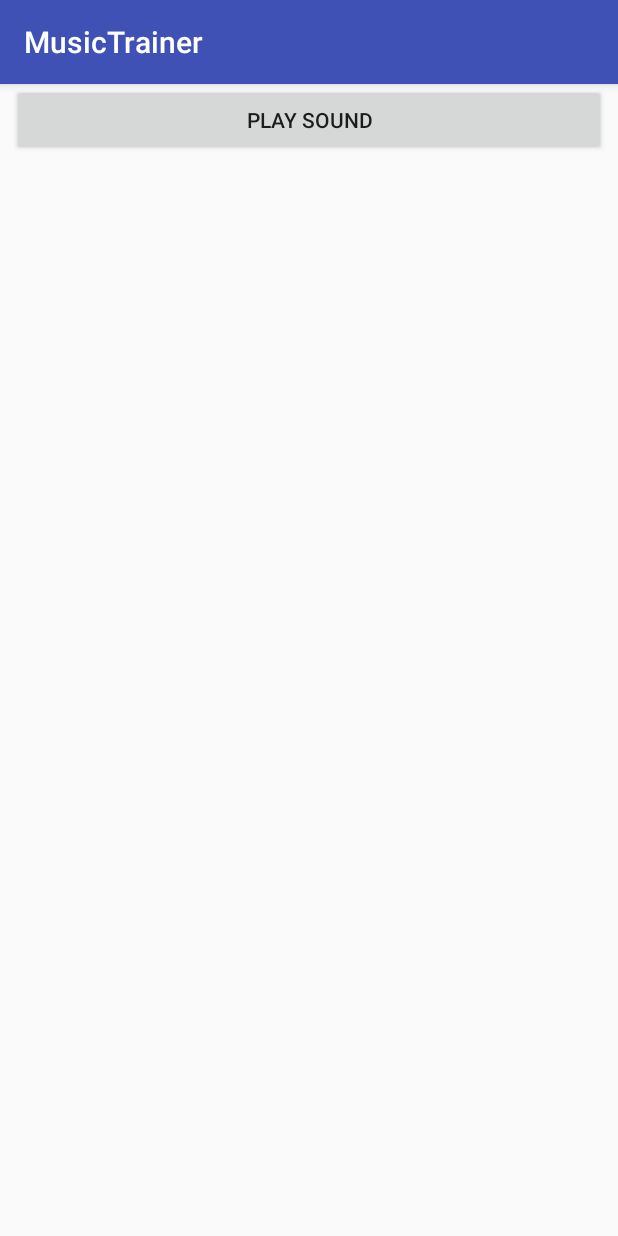
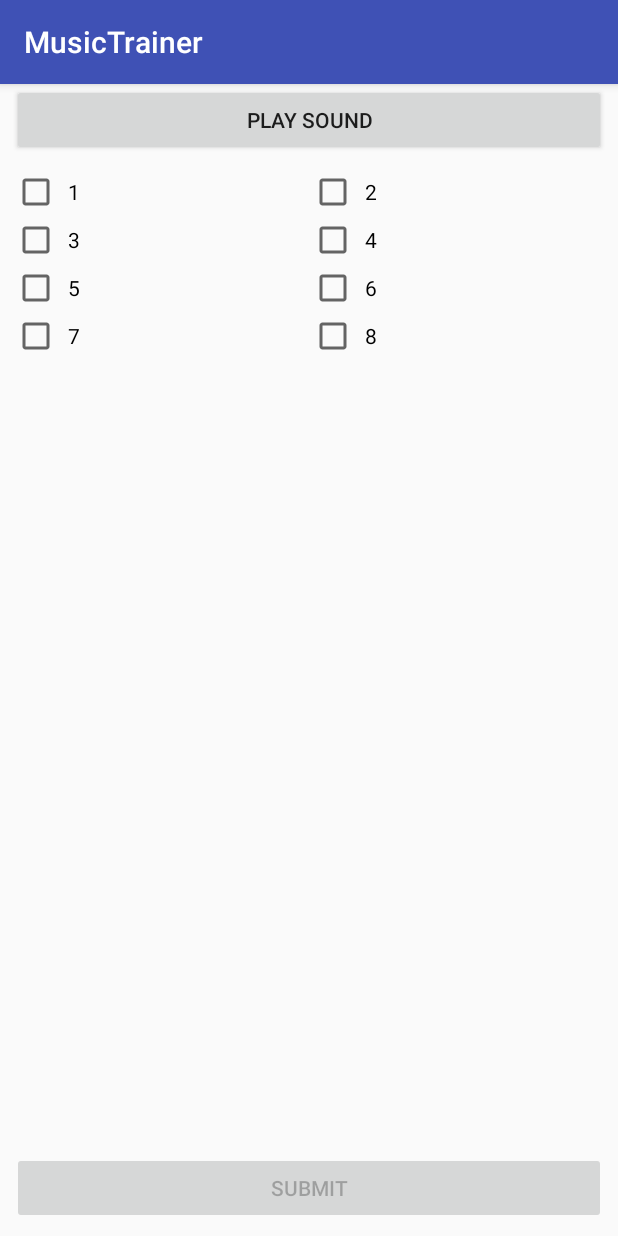
Before and after one commit to cubex2/music-trainer, an Android app: the screen it shows after launch (MainActivity), on a phone screen of 412 x 824 dp. Run offline under Robolectric (Android 15) with nearby library versions, the phone set to English and light mode, and no system bars.

Commit message:
Added basic quiz functionality

```diff
--- a/app/src/main/java/cubex2/musictrainer/MainActivity.java
+++ b/app/src/main/java/cubex2/musictrainer/MainActivity.java
@@ -1,15 +1,30 @@
 package cubex2.musictrainer;
 
+import android.app.AlertDialog;
+import android.content.Intent;
 import android.os.Bundle;
 import android.os.Handler;
 import android.support.v7.app.AppCompatActivity;
+import android.view.View;
+import android.view.ViewGroup;
+import android.widget.BaseAdapter;
 import android.widget.Button;
+import android.widget.CheckBox;
+import android.widget.GridView;
+
+import java.util.HashSet;
+import java.util.Set;
 
 public class MainActivity extends AppCompatActivity implements SoundPlayer.OnFinishListener
 {
-    private Button button;
+    private Button btnPlay;
+    private Button btnSubmit;
+    private GridView gridView;
 
+    private SoundPlayer player;
     private final int sampleRate = 44100;
+
+    private Quiz quiz = new Quiz();
 
     Handler handler = new Handler();
 
@@ -19,34 +34,132 @@ public class MainActivity extends AppCompatActivity implements SoundPlayer.OnFin
         super.onCreate(savedInstanceState);
         setContentView(R.layout.activity_main);
 
-        button = (Button) findViewById(R.id.play_button);
-        button.setOnClickListener(view -> {
+        player = createSoundPlayer();
+
+        btnPlay = (Button) findViewById(R.id.play_button);
+        btnPlay.setOnClickListener(view -> {
             // Use a new tread as this can take a while
-            button.setEnabled(false);
+            btnPlay.setEnabled(false);
             final Thread thread = new Thread(() -> handler.post(this::playSound));
             thread.start();
         });
+
+        btnSubmit = (Button) findViewById(R.id.submit_button);
+        btnSubmit.setOnClickListener(view -> submit());
+
+        gridView = (GridView) findViewById(R.id.gridview);
+        gridView.setAdapter(new BaseAdapter()
+        {
+
+            @Override
+            public int getCount()
+            {
+                return 8;
+            }
+
+            @Override
+            public Object getItem(int i)
+            {
+                return null;
+            }
+
+            @Override
+            public long getItemId(int i)
+            {
+                return 0;
+            }
+
+            @Override
+            public View getView(int i, View view, ViewGroup viewGroup)
+            {
+                CheckBox cb;
+                if (view == null)
+                {
+                    cb = new CheckBox(MainActivity.this);
+                    cb.setPadding(8, 8, 8, 8);
+                } else
+                {
+                    cb = (CheckBox) view;
+                }
+
+                cb.setText(String.valueOf(i + 1));
+
+                return cb;
+            }
+        });
     }
 
-    void playSound()
+    private SoundPlayer createSoundPlayer()
     {
         SoundGenerator generator = new SoundGenerator(sampleRate);
-        Scale scale = Scale.major(Tone.forKeyNumber(40));
-        for (Tone tone : scale.getTones())
-        {
-            generator.addTone(tone.getFrequency(), 0.5f);
-        }
+        quiz.addTones(generator);
 
         byte[] sound = generator.generate();
 
         SoundPlayer player = new SoundPlayer(sound, sampleRate);
         player.addOnFinishListener(this);
+
+        return player;
+    }
+
+    private void submit()
+    {
+        Set<Integer> selectedTones = new HashSet<>();
+        for (int i = 0; i < quiz.getNumTones(); i++)
+        {
+            CheckBox cb = (CheckBox) gridView.getChildAt(i);
+            if (cb.isChecked())
+            {
+                selectedTones.add(i);
+            }
+        }
+
+        AlertDialog dialog = createDialog(quiz.createReport(selectedTones));
+        dialog.show();
+    }
+
+    private AlertDialog createDialog(Quiz.Report report)
+    {
+        AlertDialog.Builder builder = new AlertDialog.Builder(this);
+
+        if (!report.hasMistakes())
+        {
+            builder.setMessage(R.string.quiz_correct);
+        } else
+        {
+            StringBuilder sb = new StringBuilder();
+            for (int i = 0; i < report.allErrors.length; i++)
+            {
+                if (i > 0)
+                    sb.append(", ");
+
+                sb.append(report.allErrors[i] + 1);
+            }
+
+            builder.setMessage(getResources().getString(R.string.quiz_incorrect, sb.toString()));
+        }
+
+        builder.setPositiveButton(R.string.button_ok, (dialogInterface, i) -> nextQuiz());
+
+        return builder.create();
+    }
+
+    private void nextQuiz()
+    {
+        Intent intent = new Intent(this, MainActivity.class);
+        startActivity(intent);
+        finish();
+    }
+
+    void playSound()
+    {
         player.play();
     }
 
     @Override
     public void finished(SoundPlayer player)
     {
-        button.setEnabled(true);
+        btnPlay.setEnabled(true);
+        btnSubmit.setEnabled(true);
     }
 }
--- /dev/null
+++ b/app/src/main/java/cubex2/musictrainer/Quiz.java
@@ -0,0 +1,120 @@
+package cubex2.musictrainer;
+
+import java.util.Arrays;
+import java.util.HashSet;
+import java.util.Set;
+
+public class Quiz
+{
+    private static final float TONE_DURATION = 0.5f;
+    private static final float MIN_DURATION_ERROR = 0.1f;
+    private static final float MAX_DURATION_ERROR = 0.25f;
+
+    private final Scale scale;
+    private final Set<Integer> errorIndices;
+    private final float[] durations;
+
+    public Quiz()
+    {
+        int numErrors = 1;
+
+        scale = Scale.major(Tone.forKeyNumber(40));
+        errorIndices = computeErrorIndices(numErrors, 0, scale.getTones().size() - 1);
+        durations = createDurations(scale.getTones().size());
+    }
+
+    public int getNumTones()
+    {
+        return scale.getTones().size();
+    }
+
+    public void addTones(SoundGenerator generator)
+    {
+        int i = 0;
+        for (Tone tone : scale.getTones())
+        {
+            generator.addTone(tone.getFrequency(), durations[i++]);
+        }
+    }
+
+    /**
+     * Checks if the given tones are the ones that should have been selected. Returns the indices of the tones that are
+     * selected wrongly or are not selected when they should have.
+     */
+    public Report createReport(Set<Integer> selectedTones)
+    {
+        Set<Integer> incorrectlySelected = new HashSet<>();
+        Set<Integer> incorrectlyNotSelected = new HashSet<>();
+
+        for (Integer tone : selectedTones)
+        {
+            if (!errorIndices.contains(tone))
+                incorrectlySelected.add(tone);
+        }
+
+        for (Integer index : errorIndices)
+        {
+            if (!selectedTones.contains(index))
+                incorrectlyNotSelected.add(index);
+        }
+
+        return new Report(Util.toSortedArray(incorrectlySelected),
+                          Util.toSortedArray(incorrectlyNotSelected),
+                          Util.toSortedArray(errorIndices));
+    }
+
+    private float[] createDurations(int num)
+    {
+        float[] result = new float[num];
+        Arrays.fill(result, TONE_DURATION);
+
+        result = applyErrors(result, errorIndices);
+
+        return result;
+    }
+
+    private float[] applyErrors(float[] durations, Set<Integer> errorIndices)
+    {
+        for (Integer index : errorIndices)
+        {
+            float error = Util.randomInRange(MIN_DURATION_ERROR, MAX_DURATION_ERROR);
+            if (Util.RANDOM.nextBoolean())
+                durations[index] += error;
+            else
+                durations[index] -= error;
+        }
+
+        return durations;
+    }
+
+    private Set<Integer> computeErrorIndices(int num, int minIndex, int maxIndex)
+    {
+        Set<Integer> indices = new HashSet<>();
+
+        while (indices.size() < num)
+        {
+            indices.add(Util.randomInRange(minIndex, maxIndex));
+        }
+
+        return indices;
+    }
+
+    public static class Report
+    {
+        public final int[] incorrectlySelected;
+        public final int[] incorrectlyNotSelected;
+        public final int[] allErrors;
+
+        public Report(int[] incorrectlySelected, int[] incorrectlyNotSelected, int[] allErrors)
+        {
+            this.incorrectlySelected = incorrectlySelected;
+            this.incorrectlyNotSelected = incorrectlyNotSelected;
+            this.allErrors = allErrors;
+        }
+
+        public boolean hasMistakes()
+        {
+            return incorrectlySelected.length > 0 || incorrectlyNotSelected.length > 0;
+        }
+    }
+}
--- /dev/null
+++ b/app/src/main/java/cubex2/musictrainer/Util.java
@@ -0,0 +1,36 @@
+package cubex2.musictrainer;
+
+import java.util.Arrays;
+import java.util.Random;
+import java.util.Set;
+
+public class Util
+{
+    public static final Random RANDOM = new Random();
+
+    public static float randomInRange(float min, float max)
+    {
+        return RANDOM.nextFloat() * (max - min) + min;
+    }
+
+    public static int randomInRange(int min, int max)
+    {
+        return RANDOM.nextInt(max - min + 1) + min;
+    }
+
+    public static int[] toSortedArray(Set<Integer> set)
+    {
+        int[] result = new int[set.size()];
+
+        int i = 0;
+        for (Integer integer : set)
+        {
+            result[i++] = integer;
+        }
+
+        Arrays.sort(result);
+
+        return result;
+    }
+
+}
--- a/app/src/main/res/layout/activity_main.xml
+++ b/app/src/main/res/layout/activity_main.xml
@@ -10,10 +10,28 @@
     <Button
             android:text="@string/button_play"
             android:layout_width="0dp"
-            android:layout_height="wrap_content" tools:layout_editor_absoluteY="-1dp"
+            android:layout_height="wrap_content" tools:layout_editor_absoluteY="0dp"
             android:id="@+id/play_button" android:layout_marginRight="8dp" app:layout_constraintRight_toRightOf="parent"
             android:layout_marginLeft="8dp" app:layout_constraintLeft_toLeftOf="parent"
             android:layout_marginStart="8dp"
             android:layout_marginEnd="8dp" app:layout_constraintHorizontal_bias="1.0"
     />
+    <Button
+            android:text="@string/submit_play"
+            android:layout_width="0dp"
+            android:layout_height="wrap_content"
+            app:layout_constraintRight_toRightOf="parent"
+            android:id="@+id/submit_button"
+            app:layout_constraintLeft_toLeftOf="parent" app:layout_constraintHorizontal_bias="0.0"
+            app:layout_constraintBottom_toBottomOf="parent" android:layout_marginBottom="8dp"
+            android:layout_marginRight="8dp" android:layout_marginLeft="8dp" android:enabled="false"
+            android:layout_marginStart="8dp" android:layout_marginEnd="8dp"/>
+    <GridView
+            android:layout_width="0dp"
+            android:layout_height="0dp"
+            android:layout_marginLeft="8dp" app:layout_constraintLeft_toLeftOf="parent" android:layout_marginTop="8dp"
+            app:layout_constraintTop_toBottomOf="@+id/play_button" android:layout_marginRight="8dp"
+            app:layout_constraintRight_toRightOf="parent" android:layout_marginBottom="8dp"
+            app:layout_constraintBottom_toTopOf="@+id/submit_button" app:layout_constraintHorizontal_bias="0.0"
+            app:layout_constraintVertical_bias="0.0" android:numColumns="2" android:id="@+id/gridview"/>
 </android.support.constraint.ConstraintLayout>
--- a/app/src/main/res/values/strings.xml
+++ b/app/src/main/res/values/strings.xml
@@ -1,4 +1,8 @@
 <resources>
     <string name="app_name">MusicTrainer</string>
     <string name="button_play">Play Sound</string>
+    <string name="submit_play">Submit</string>
+    <string name="quiz_correct">Everything correct!</string>
+    <string name="button_ok">OK</string>
+    <string name="quiz_incorrect">The following tones were wrong:\n%1$s</string>
 </resources>
```
